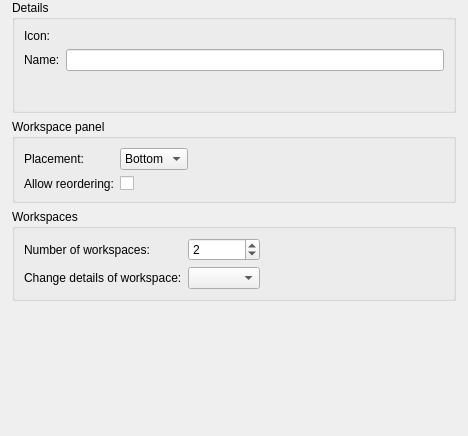
The window that ground/openpilotgcs/src/plugins/coreplugin/workspacesettings.ui (openpilot/OpenPilot) describes before a commit, drawn with Qt 5.
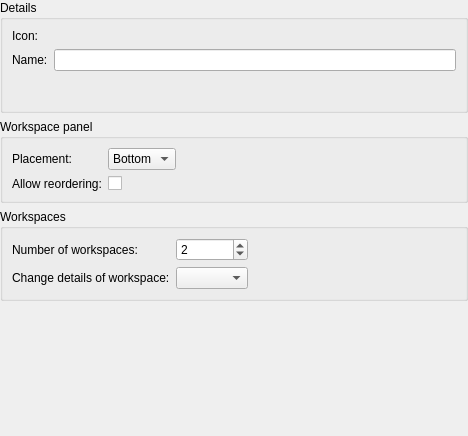
The same window after the commit. Custom widgets are drawn as their Qt base class.

Commit message: OP-833 gcs options dialog polishing: zeroed margin of top level widget

```diff
--- a/ground/openpilotgcs/src/plugins/coreplugin/workspacesettings.ui
+++ b/ground/openpilotgcs/src/plugins/coreplugin/workspacesettings.ui
@@ -20,16 +20,7 @@
    <string>Form</string>
   </property>
   <layout class="QVBoxLayout" name="verticalLayout_2">
-   <property name="leftMargin">
-    <number>12</number>
-   </property>
-   <property name="topMargin">
-    <number>0</number>
-   </property>
-   <property name="rightMargin">
-    <number>12</number>
-   </property>
-   <property name="bottomMargin">
+   <property name="margin">
     <number>0</number>
    </property>
    <item>
@@ -48,7 +39,7 @@
        <rect>
         <x>0</x>
         <y>0</y>
-        <width>444</width>
+        <width>468</width>
         <height>436</height>
        </rect>
       </property>
```
The commit also changes 3 other files.
